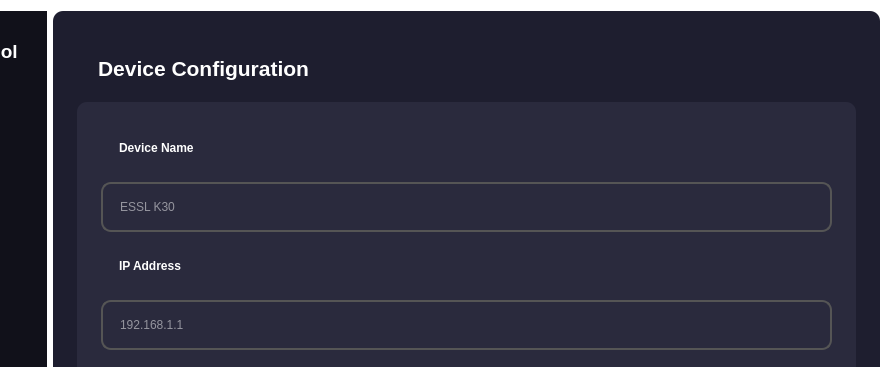
First picture: the form in ui/configuration.ui, repository vaxson/Presence_Attandance_Tracker, before the edit; both pictures show x 170 to 1061 and y 0 to 367 of the 1061 by 690 pixel window.
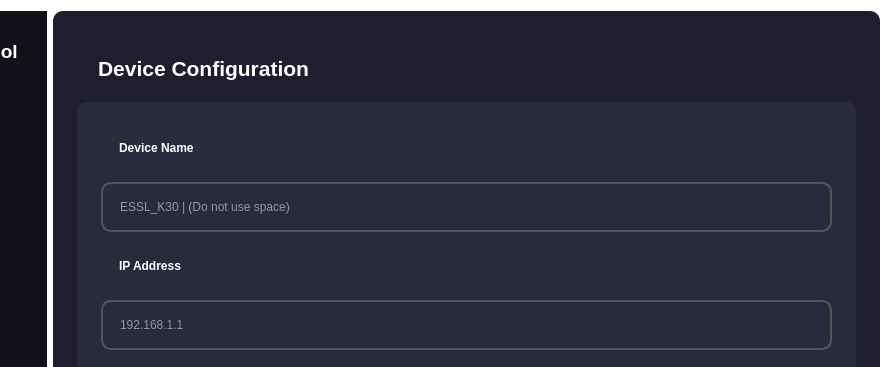
Second picture: the form after the edit.

```diff
--- a/ui/configuration.ui
+++ b/ui/configuration.ui
@@ -225,7 +225,7 @@
            <item>
             <widget class="QLineEdit" name="devicename">
              <property name="placeholderText">
-              <string>ESSL K30</string>
+              <string>ESSL_K30 | (Do not use space)</string>
              </property>
             </widget>
            </item>
```
